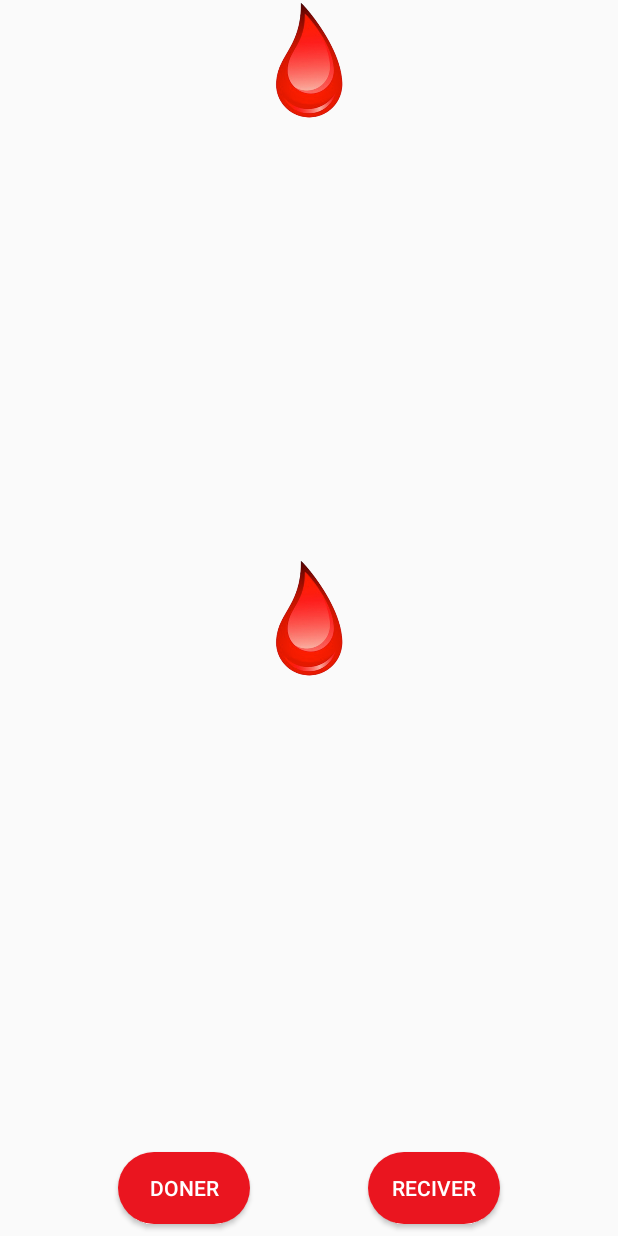
After one commit to atriodata/DonateBlood, an Android app: the layout activity_home.xml on its own in the app's theme, with its tools: preview values and no code run, on a phone screen of 412 x 824 dp. The commit adds this screen. Run offline under Robolectric (Android 15) with nearby library versions, the phone set to English and light mode, and no system bars.

Commit message:
HomeActivity Added

```diff
--- a/app/build.gradle
+++ b/app/build.gradle
@@ -28,10 +28,12 @@ dependencies {
     compile 'com.android.support.constraint:constraint-layout:1.0.0-alpha7'
     compile 'com.google.firebase:firebase-auth:11.0.4'
     compile 'com.google.firebase:firebase-database:11.0.4'
+    compile 'com.github.d-max:spots-dialog:0.7@aar'
     compile 'com.hbb20:ccp:2.0.2'
     testCompile 'junit:junit:4.12'
 }
 
 
 
+
 apply plugin: 'com.google.gms.google-services'
--- a/app/src/main/AndroidManifest.xml
+++ b/app/src/main/AndroidManifest.xml
@@ -10,13 +10,15 @@
         android:supportsRtl="true"
         android:theme="@style/AppTheme">
         <activity android:name=".MainActivity">
+        </activity>
+        <activity android:name=".VerifyOTP" />
+        <activity android:name=".HomeActivity">
             <intent-filter>
                 <action android:name="android.intent.action.MAIN" />
 
                 <category android:name="android.intent.category.LAUNCHER" />
             </intent-filter>
         </activity>
-        <activity android:name=".VerifyOTP"/>
     </application>
 
 </manifest>
--- a/app/src/main/res/drawable/ripple_effect.xml
+++ b/app/src/main/res/drawable/ripple_effect.xml
@@ -3,7 +3,7 @@
 
     <item android:state_pressed="true">
         <shape android:shape="rectangle">
-            <corners android:radius="200dp" />
+            <corners android:radius="150dp" />
             <gradient
                 android:angle="315"
                 android:centerX="40%"
@@ -16,7 +16,7 @@
     </item>
     <item>
         <shape android:shape="rectangle">
-            <corners android:radius="200dp" />
+            <corners android:radius="150dp" />
             <solid android:color="@color/startcolor" />
           <!-- <solid android:color="@color/centercolor" />-->
         </shape>
--- /dev/null
+++ b/app/src/main/res/layout/activity_home.xml
@@ -0,0 +1,51 @@
+<?xml version="1.0" encoding="utf-8"?>
+<android.support.constraint.ConstraintLayout xmlns:android="http://schemas.android.com/apk/res/android"
+    xmlns:app="http://schemas.android.com/apk/res-auto"
+    xmlns:tools="http://schemas.android.com/tools"
+    android:layout_width="match_parent"
+    android:layout_height="match_parent"
+    tools:context="com.atrio.donateblood.HomeActivity">
+
+    <ImageView
+        android:id="@+id/img_animation"
+        android:layout_width="0dp"
+        android:layout_height="80dp"
+        android:src="@drawable/imgc"
+        app:layout_constraintRight_toRightOf="parent"
+        app:layout_constraintLeft_toLeftOf="parent"
+        app:layout_constraintTop_toTopOf="parent" />
+
+    <ImageView
+        android:id="@+id/img_bgdrop"
+        android:layout_width="0dp"
+        android:layout_height="80dp"
+        android:src="@drawable/imgc"
+        app:layout_constraintLeft_toLeftOf="parent"
+        app:layout_constraintRight_toRightOf="parent"
+        app:layout_constraintTop_toTopOf="parent"
+        app:layout_constraintBottom_toBottomOf="parent" />
+    <Button
+        android:id="@+id/btn_reciver"
+        android:layout_width="88dp"
+        android:layout_height="wrap_content"
+        android:background="@drawable/ripple_effect"
+        android:text="Reciver"
+        android:textColor="@color/white"
+        app:layout_constraintLeft_toRightOf="@+id/btn_doner"
+        app:layout_constraintRight_toRightOf="parent"
+        app:layout_constraintBottom_toBottomOf="parent"
+        android:layout_marginBottom="8dp" />
+
+    <Button
+        android:id="@+id/btn_doner"
+        android:layout_width="wrap_content"
+        android:layout_height="wrap_content"
+        android:background="@drawable/ripple_effect"
+        android:text="Doner"
+        android:textColor="@color/white"
+        app:layout_constraintLeft_toLeftOf="parent"
+        app:layout_constraintRight_toLeftOf="@+id/btn_reciver"
+        app:layout_constraintBottom_toBottomOf="parent"
+        android:layout_marginBottom="8dp" />
+
+</android.support.constraint.ConstraintLayout>
--- a/app/src/main/res/layout/activity_main.xml
+++ b/app/src/main/res/layout/activity_main.xml
@@ -26,8 +26,8 @@
         android:id="@+id/tv_"
         android:layout_width="wrap_content"
         android:layout_height="wrap_content"
-        android:layout_marginLeft="16dp"
-        android:layout_marginRight="16dp"
+        android:layout_marginLeft="32dp"
+        android:layout_marginRight="32dp"
         android:layout_marginTop="32dp"
         android:text="@string/verify_phn"
         android:gravity="center"
--- a/app/src/main/res/values/styles.xml
+++ b/app/src/main/res/values/styles.xml
@@ -8,4 +8,10 @@
         <item name="colorAccent">@color/colorAccent</item>
     </style>
 
+    <style name="Custom" parent="android:Theme.DeviceDefault.Dialog">
+        <item name="DialogTitleAppearance">@android:style/TextAppearance.Medium</item>
+        <item name="DialogTitleText">Loading…</item>
+        <item name="DialogSpotColor">@color/colorAccent</item>
+        <item name="DialogSpotCount">4</item>
+    </style>
 </resources>
```
Also changed, not shown: app/src/main/java/com/atrio/donateblood/HomeActivity.java (added, +77 -0 lines), app/src/main/java/com/atrio/donateblood/MainActivity.java (+13 -11 lines), app/src/main/java/com/atrio/donateblood/VerifyOTP.java (+31 -23 lines), app/src/main/res/anim/drop.xml (added, +12 -0 lines), app/src/main/res/layout/activity_verify_otp.xml (+10 -8 lines), app/src/main/res/drawable/imga.jpg (added), app/src/main/res/drawable/imgb.gif (added), app/src/main/res/drawable/imgc.png (added), app/src/main/res/drawable/imgg.jpg (added).
